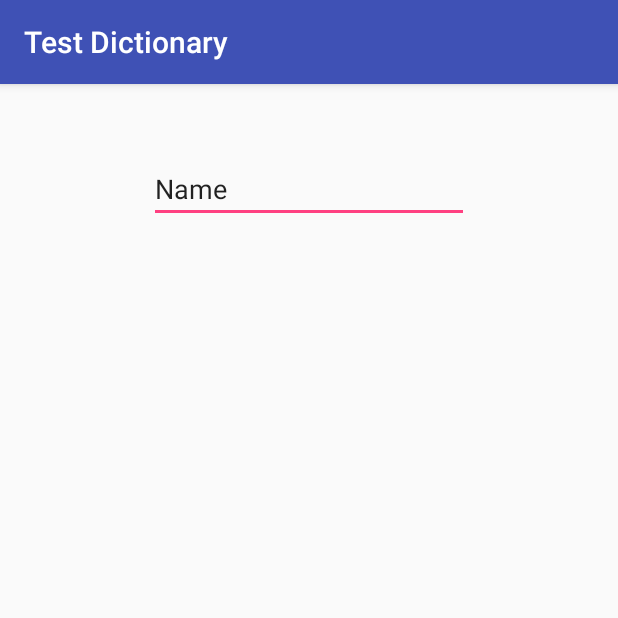
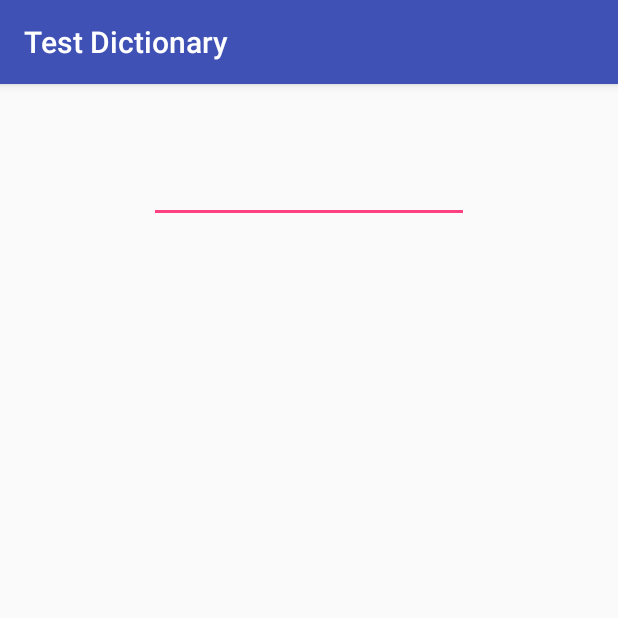
Before and after one commit to yongqi-chao/Treasure-Collector, an Android app: the DictionaryActivity screen opened directly, with no data from a screen before it, on a phone screen of 412 x 824 dp, the top half of it. Run offline under Robolectric (Android 15) with nearby library versions, the phone set to English and light mode, and no system bars.

Commit message:
add clear text field button

```diff
--- a/app/src/main/java/edu/neu/madcourse/yongqichao/DictionaryActivity.java
+++ b/app/src/main/java/edu/neu/madcourse/yongqichao/DictionaryActivity.java
@@ -9,7 +9,7 @@ import android.widget.EditText;
 
 public class DictionaryActivity extends AppCompatActivity {
 
-    Button returnButton;
+    Button returnButton, clearButton;
     EditText editText;
 
     @Override
@@ -21,6 +21,15 @@ public class DictionaryActivity extends AppCompatActivity {
         editText = (EditText) findViewById(R.id.editText);
 
 
+
+        //add CLEAR button
+        clearButton = (Button) findViewById(R.id.clearButton);
+        clearButton.setOnClickListener(new View.OnClickListener() {
+            @Override
+            public void onClick(View v) {
+                editText.setText("");
+            }
+        });
 
 
         //add RETURN button
--- a/app/src/main/res/layout/activity_dictionary.xml
+++ b/app/src/main/res/layout/activity_dictionary.xml
@@ -14,7 +14,7 @@
         android:layout_width="wrap_content"
         android:layout_height="wrap_content"
         android:inputType="textPersonName"
-        android:text="Name"
+        android:text=""
         android:ems="10"
         android:layout_alignParentTop="true"
         android:layout_centerHorizontal="true"
--- a/app/src/main/res/values/strings.xml
+++ b/app/src/main/res/values/strings.xml
@@ -12,4 +12,5 @@
     <string name="clearButton">Clear</string>
     <string name="acknoledgements">Acknowledgment</string>
 
+
 </resources>
```
